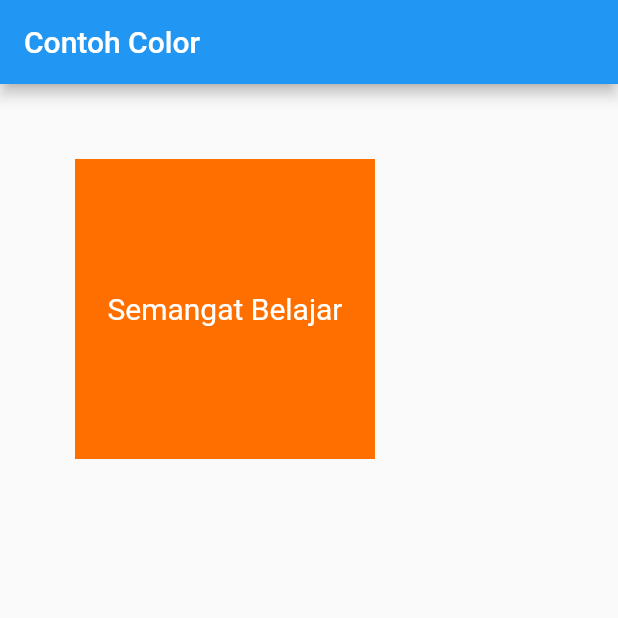
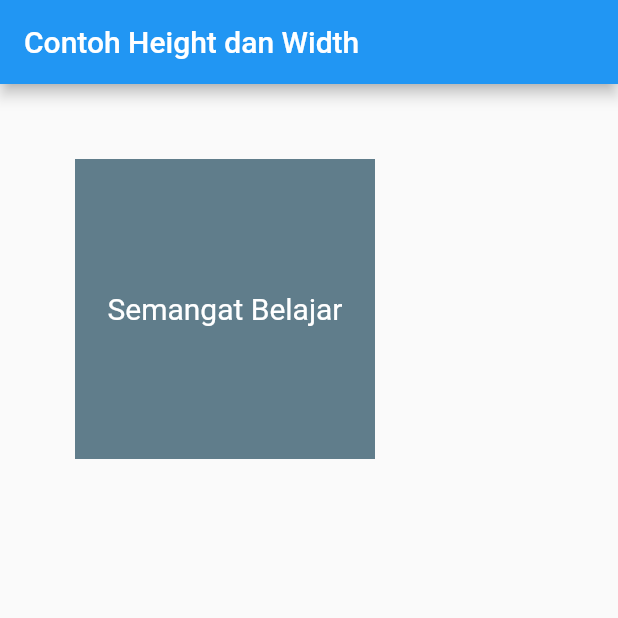
Before and after one commit to polinema-mobile/praktikum-02-layout-web-bola-DianaEstifadah, a Flutter app: the screen it shows after launch, on a phone screen of 412 x 824 dp, the top half of it. Run offline on Flutter 3.47's test engine with Material 2 defaults, Android fonts, the light colour scheme and no system bars.

Commit message:
Pratikum Container Property Height dan Width

```diff
--- a/lib/main.dart
+++ b/lib/main.dart
@@ -2,19 +2,19 @@ import 'package:flutter/material.dart';
 
 void main() => runApp(MyApp());
 
-//Pratikum Container Property Color
+//Pratikum Container Property Height dan Width
 class MyApp extends StatelessWidget {
   @override
   Widget build(BuildContext context) {
     return MaterialApp(
       home: Scaffold(
-          appBar: AppBar(title: Text("Contoh Color")),
+          appBar: AppBar(title: Text("Contoh Height dan Width")),
           body: Container(
               margin: EdgeInsets.all(50),
               height: 200,
               width: 200,
               alignment: Alignment.center,
-              color: Colors.amber[900],
+              color: Colors.blueGrey,
               child: Text(
                 'Semangat Belajar',
                 style: TextStyle(fontSize: 20, color: Colors.white),
```
